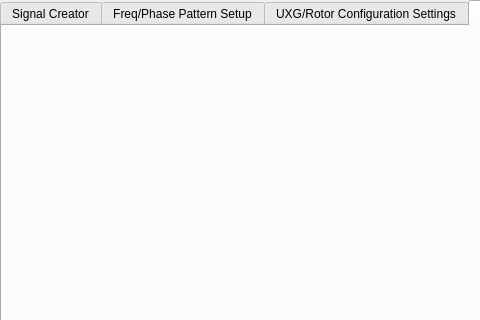
First picture: the form in UXG/mainwindow.ui, repository jonk4m/UXG, before the edit; both pictures show x 0 to 480 and y 0 to 320 of the 803 by 593 pixel window.
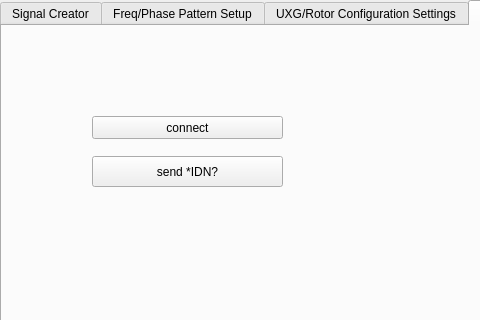
Second picture: the form after the edit. The open tabs and pages were chosen to show the change.

Patch:
```diff
--- a/UXG/mainwindow.ui
+++ b/UXG/mainwindow.ui
@@ -1188,6 +1188,32 @@
      <attribute name="title">
       <string>Connect to UXG</string>
      </attribute>
+     <widget class="QPushButton" name="pushButton">
+      <property name="geometry">
+       <rect>
+        <x>90</x>
+        <y>90</y>
+        <width>191</width>
+        <height>23</height>
+       </rect>
+      </property>
+      <property name="text">
+       <string>connect</string>
+      </property>
+     </widget>
+     <widget class="QPushButton" name="pushButton_2">
+      <property name="geometry">
+       <rect>
+        <x>90</x>
+        <y>130</y>
+        <width>191</width>
+        <height>31</height>
+       </rect>
+      </property>
+      <property name="text">
+       <string>send *IDN?</string>
+      </property>
+     </widget>
     </widget>
    </widget>
   </widget>
```
Left out of the diff: 6 changed lines with no effect on the pictures.
